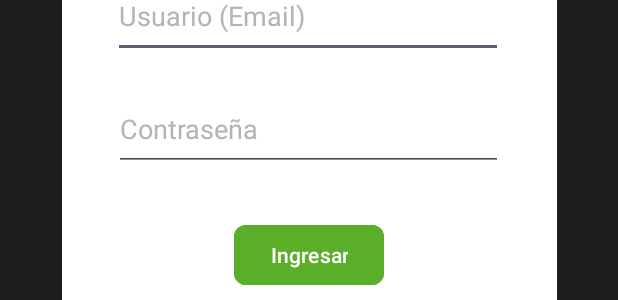
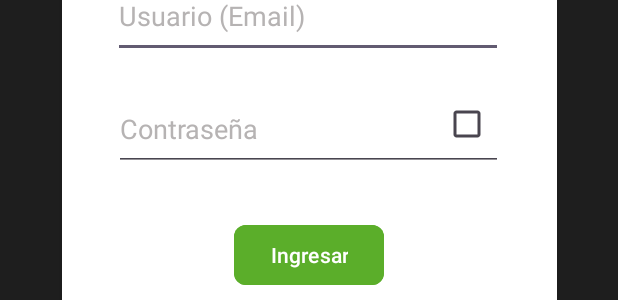
Before and after one commit to ARLOROBLE4/pruewba, an Android app: the layout activity_login.xml on its own in the app's theme, with its tools: preview values and no code run, on a phone screen of 412 x 824 dp. Shown: the part 647-947 px from the top of the screen. Run offline under Robolectric (Android 15) with nearby library versions, the phone set to English and light mode, and no system bars.

Commit message:
visibilidad de contraseña lista

```diff
--- a/app/src/main/res/layout/activity_agenda.xml
+++ b/app/src/main/res/layout/activity_agenda.xml
@@ -121,4 +121,5 @@
         android:text="Name"
         app:layout_constraintStart_toStartOf="parent"
         app:layout_constraintTop_toBottomOf="@+id/agnNombre" />
+
 </androidx.constraintlayout.widget.ConstraintLayout>
--- a/app/src/main/res/layout/activity_login.xml
+++ b/app/src/main/res/layout/activity_login.xml
@@ -89,6 +89,16 @@
                 app:layout_constraintTop_toTopOf="parent"
                 app:srcCompat="@drawable/login" />
 
+            <CheckBox
+                android:id="@+id/ckbPassword"
+                android:layout_width="wrap_content"
+                android:layout_height="wrap_content"
+                android:layout_marginTop="20dp"
+                android:layout_marginEnd="36dp"
+                android:text=""
+                app:layout_constraintEnd_toEndOf="parent"
+                app:layout_constraintTop_toBottomOf="@+id/edtLoginEmail" />
+
         </androidx.constraintlayout.widget.ConstraintLayout>
 
     </androidx.cardview.widget.CardView>
```
Also changed, not shown: app/src/main/java/com/example/pruewba/Vistas/Login.kt (+19 -1 lines).
